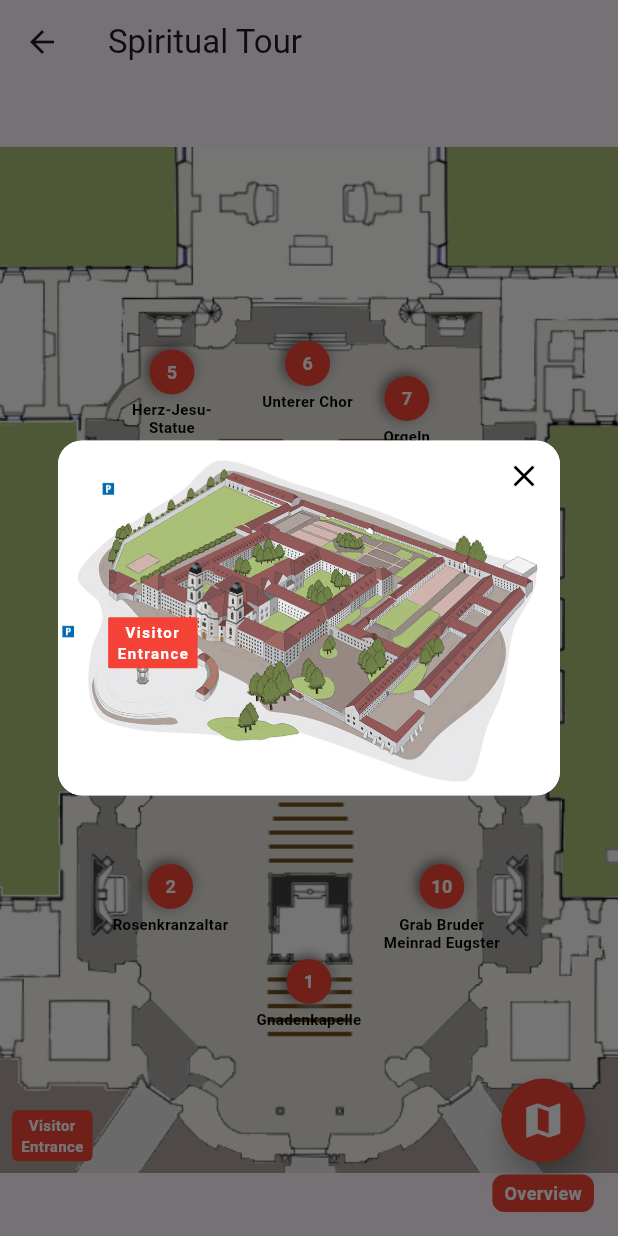
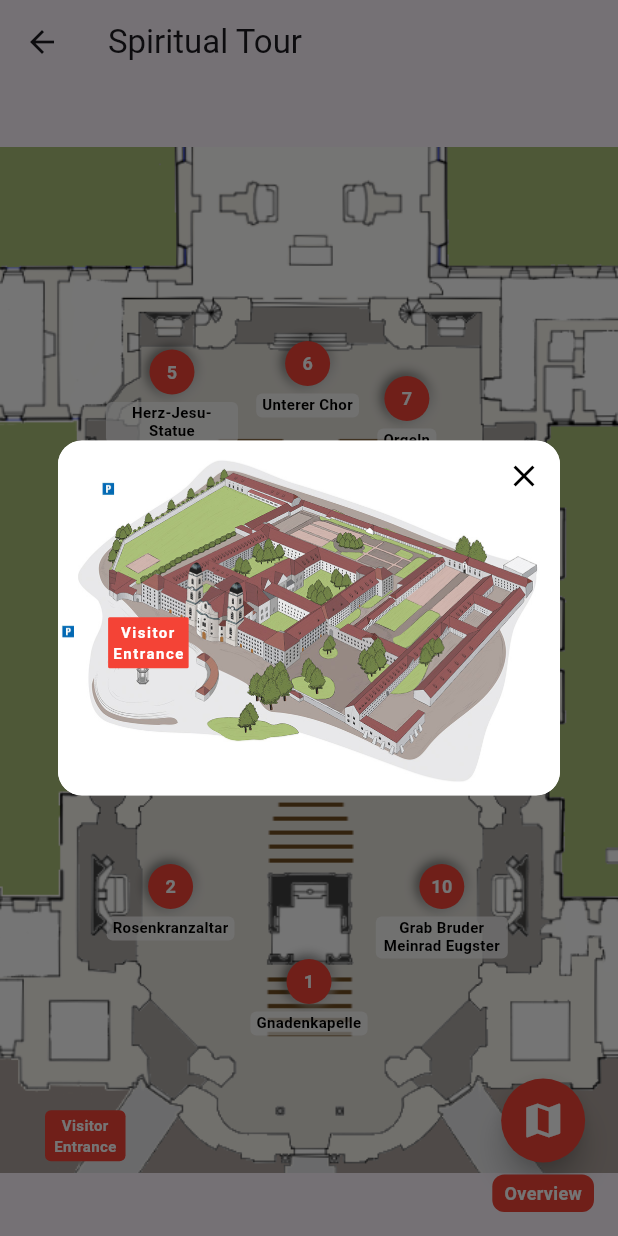
Before and after one commit to ChrisKorte55/app_einsiedeln, a Flutter app: the TourLocationDetailView screen opened directly, after a tap on the "map" icon, on a phone screen of 412 x 824 dp. Run offline on Flutter 3.47's test engine with Material 3 defaults, Android fonts, the phone set to English and light mode, and no system bars; our stand-ins replace carousel_slider, csv, flutter_widget_from_html; generated files the repository leaves out were written again.

Commit message:
Adjustments made

```diff
--- a/lib/widgets/interactive_blueprint.dart
+++ b/lib/widgets/interactive_blueprint.dart
@@ -87,11 +87,23 @@ class InteractiveBlueprint extends StatelessWidget {
                                 ),
                               ),
                             ),
+                            // Center the label under the marker.
                             Positioned(
-                              left: xPosition - 40,
+                              left: xPosition,
                               top: yPosition + 20,
-                              child: SizedBox(
-                                width: 80,
+                              child: FractionalTranslation(
+                                translation: Offset(-0.5, 0.0),
+                                child: Container(
+                                  padding: EdgeInsets.symmetric(
+                                      horizontal: 4, vertical: 2),
+                                  decoration: BoxDecoration(
+                                    color: Colors.white
+                                        .withValues(alpha: 0.7),
+                                    borderRadius: BorderRadius.circular(4),
+                                  ),
+                                  child: ConstrainedBox(
+                                    constraints:
+                                        BoxConstraints(maxWidth: 80),
                                     child: Text(
                                       location.name,
                                       style: TextStyle(
@@ -106,15 +118,18 @@ class InteractiveBlueprint extends StatelessWidget {
                                     ),
                                   ),
                                 ),
+                              ),
+                            ),
                           ],
                         );
                       }).toList(),
                       // Visitor Entrance text at the bottom left of the floorplan
                       Positioned(
-                        left: 8,
+                        left: 30,
                         bottom: 8,
                         child: Container(
-                          padding: EdgeInsets.symmetric(horizontal: 6, vertical: 3),
+                          padding: EdgeInsets.symmetric(
+                              horizontal: 6, vertical: 3),
                           decoration: BoxDecoration(
                             color: redColor,
                             borderRadius: BorderRadius.circular(4),
@@ -240,7 +255,8 @@ class InteractiveBlueprint extends StatelessWidget {
                             left: textX,
                             top: textY,
                             child: Container(
-                              padding: EdgeInsets.symmetric(horizontal: 6, vertical: 3),
+                              padding: EdgeInsets.symmetric(
+                                  horizontal: 3, vertical: 3),
                               decoration: BoxDecoration(
                                 color: redColor,
                                 borderRadius: BorderRadius.circular(1),
```
Lines whose indentation alone changed are shown as unchanged.
